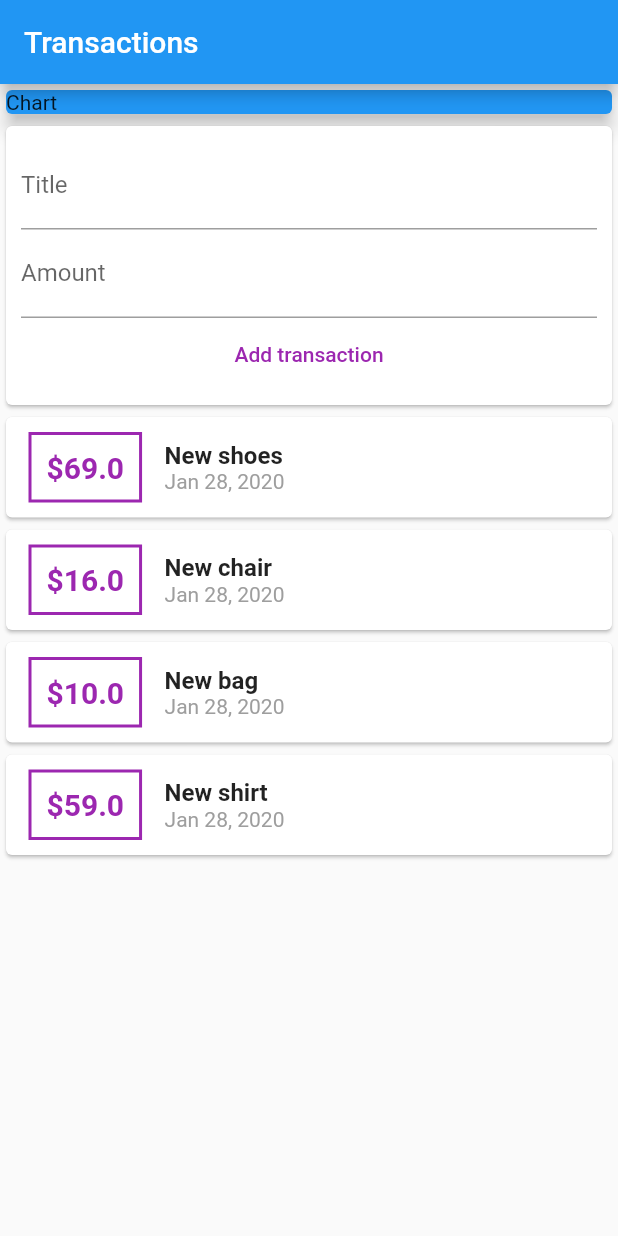
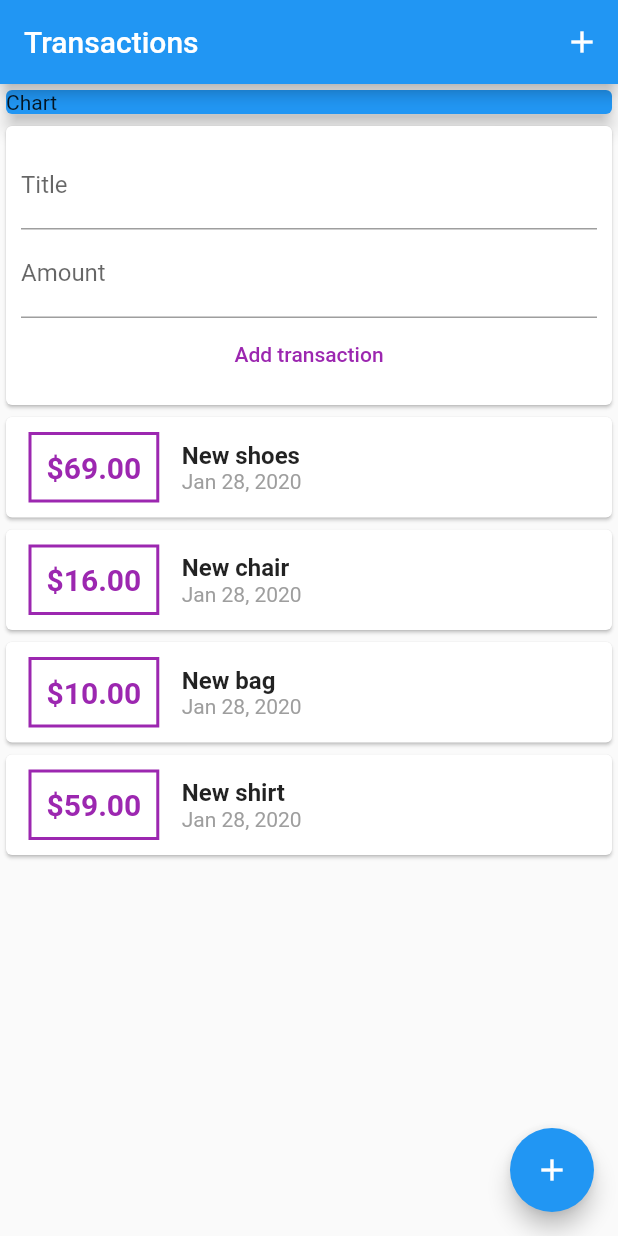
Before and after one commit to kmvbatista/expenses, a Flutter app: the screen it shows after launch, on a phone screen of 412 x 824 dp. Run offline on Flutter 3.47's test engine with Material 2 defaults, Android fonts, the phone set to English and light mode, and no system bars.

Commit message:
floating action button

```diff
--- a/lib/pages/HomePage.dart
+++ b/lib/pages/HomePage.dart
@@ -8,6 +8,12 @@ class HomePage extends StatelessWidget {
     return Scaffold(
       appBar: AppBar(
         title: Text('Transactions'),
+        actions: <Widget>[
+          IconButton(
+            icon: Icon(Icons.add),
+            onPressed: () {},
+          ),
+        ],
       ),
       body: SingleChildScrollView(
         child: Column(
@@ -26,6 +32,10 @@ class HomePage extends StatelessWidget {
           ],
         ),
       ),
+      floatingActionButton: FloatingActionButton(
+        child: Icon(Icons.add),
+        onPressed: () {},
+      ),
     );
   }
 }
--- a/lib/widgets/transactionList.dart
+++ b/lib/widgets/transactionList.dart
@@ -18,7 +18,7 @@ class TransactionList extends StatelessWidget {
                     padding: EdgeInsets.all(10),
                     margin: EdgeInsets.symmetric(vertical: 10, horizontal: 15),
                     child: Text(
-                      '\$${transactionList[index].amount}',
+                      '\$${transactionList[index].amount.toStringAsFixed(2)}',
                       style: TextStyle(
                           fontWeight: FontWeight.bold,
                           fontSize: 20,
```
